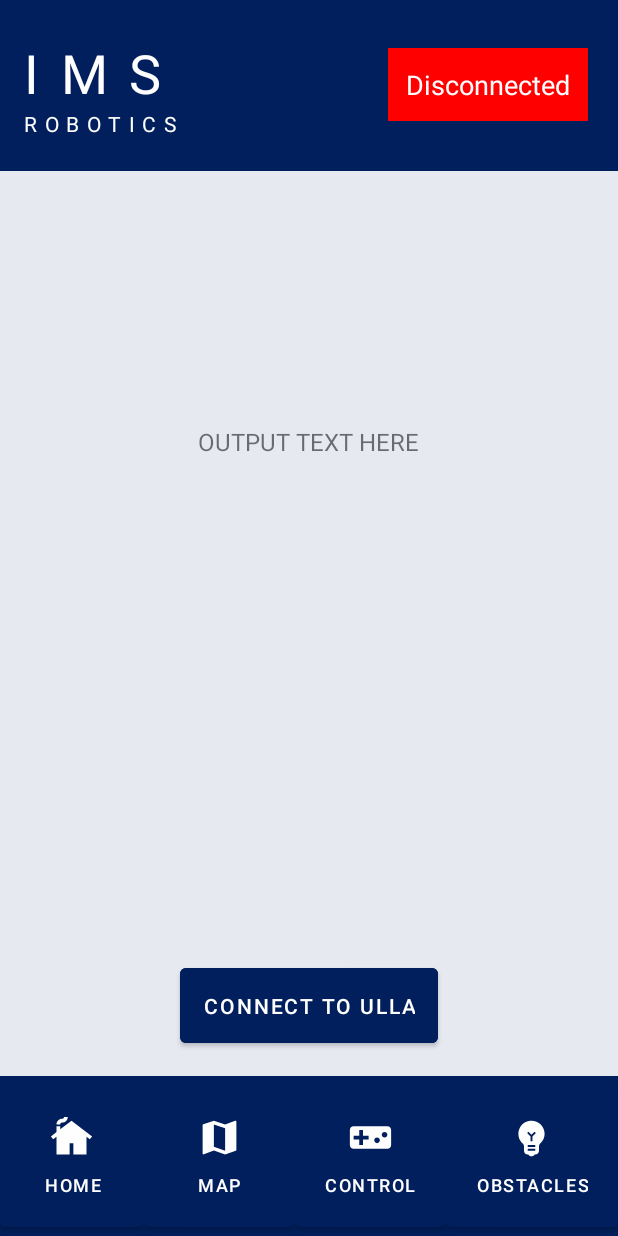
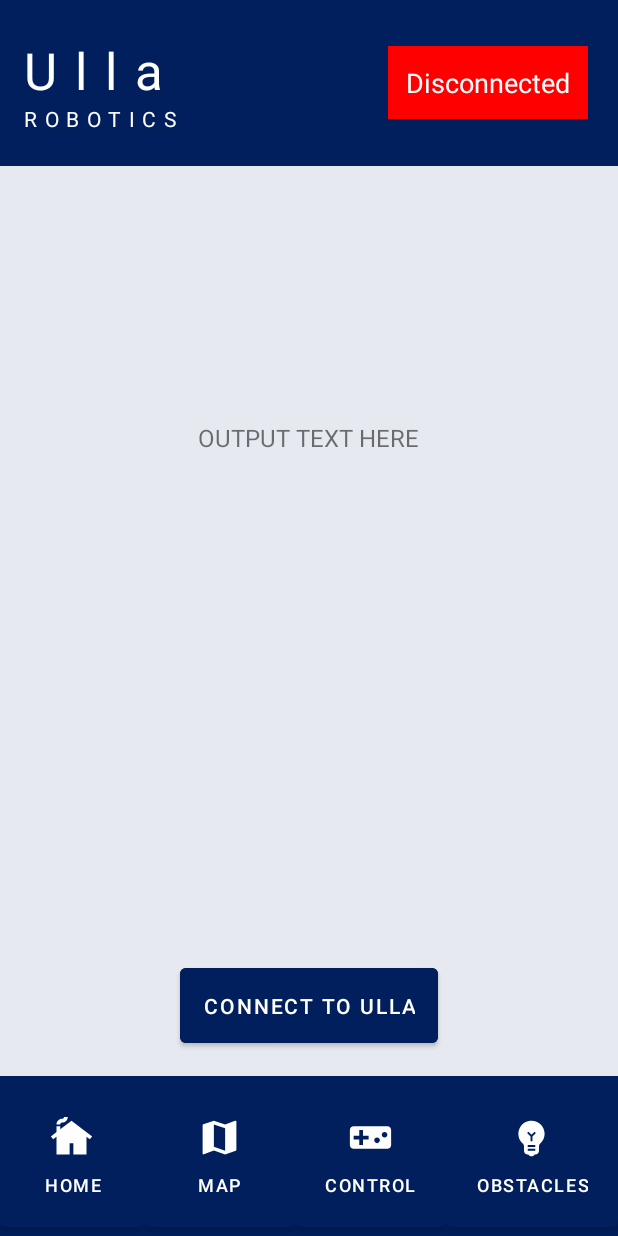
Before and after one commit to IMSGroup4/Application, an Android app: the HomeActivity screen opened directly, with no data from a screen before it, on a phone screen of 412 x 824 dp. Run offline under Robolectric (Android 15) with nearby library versions, the phone set to English and light mode, and no system bars.

Commit message:
changes the logo from IMS to Ulla

```diff
--- a/app/src/main/res/layout/home_activity.xml
+++ b/app/src/main/res/layout/home_activity.xml
@@ -25,10 +25,10 @@
                 android:layout_width="wrap_content"
                 android:layout_height="wrap_content"
                 android:layout_marginStart="16dp"
-                android:letterSpacing="0.4"
-                android:text="@string/ims"
+                android:letterSpacing="0.35"
+                android:text="@string/ulla"
                 android:textColor="@color/textColor"
-                android:textSize="36sp"
+                android:textSize="34sp"
                 app:layout_constraintStart_toStartOf="parent"
                 tools:ignore="MissingConstraints"
                 tools:layout_editor_absoluteY="16dp" />
--- a/app/src/main/res/layout/main_activity.xml
+++ b/app/src/main/res/layout/main_activity.xml
@@ -14,8 +14,8 @@
         android:layout_width="wrap_content"
         android:layout_height="wrap_content"
         android:layout_marginTop="48dp"
-        android:letterSpacing="0.4"
-        android:text="@string/ims"
+        android:letterSpacing="0.35"
+        android:text="@string/ulla"
         android:textSize="48sp"
         android:textColor="#333"
         app:layout_constraintEnd_toEndOf="parent"
--- a/app/src/main/res/values/strings.xml
+++ b/app/src/main/res/values/strings.xml
@@ -1,6 +1,6 @@
 <resources>
     <string name="app_name">Ulla</string>
-    <string name="ims">IMS</string>
+    <string name="ulla">Ulla</string>
     <string name="robotic">ROBOTICS</string>
     <string name="get_started">Get Started</string>
     <string name="home">Home</string>
```
